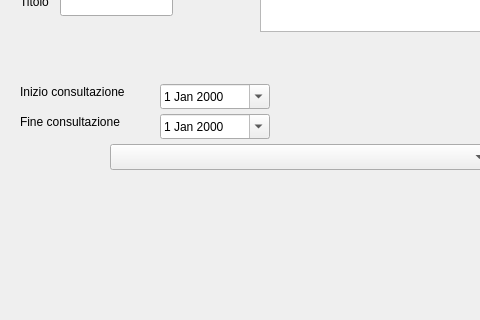
This is src/com/axiastudio/suite/pubblicazioni/forms/pubblicazione.ui in tizianolattisi/suitegda as Qt 5 draws it before an edit; both pictures show x 0 to 480 and y 86 to 406 of the 607 by 406 pixel window. The edited form follows.
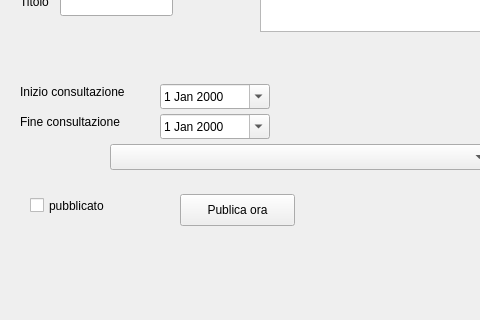
This is the edited form. Custom widgets are drawn as their Qt base class.

Commit message: Modifica al form Pubblicazione per testare ATM.

Patch:
```diff
--- a/src/com/axiastudio/suite/pubblicazioni/forms/pubblicazione.ui
+++ b/src/com/axiastudio/suite/pubblicazioni/forms/pubblicazione.ui
@@ -166,6 +166,35 @@
      <string>tipoattopubblicazione</string>
     </property>
    </widget>
+   <widget class="QPushButton" name="pushButton_pubblica">
+    <property name="geometry">
+     <rect>
+      <x>180</x>
+      <y>280</y>
+      <width>115</width>
+      <height>32</height>
+     </rect>
+    </property>
+    <property name="text">
+     <string>Publica ora</string>
+    </property>
+   </widget>
+   <widget class="QCheckBox" name="checkBox">
+    <property name="geometry">
+     <rect>
+      <x>30</x>
+      <y>280</y>
+      <width>86</width>
+      <height>23</height>
+     </rect>
+    </property>
+    <property name="text">
+     <string>pubblicato</string>
+    </property>
+    <property name="column" stdset="0">
+     <string>pubblicato</string>
+    </property>
+   </widget>
   </widget>
  </widget>
  <customwidgets>
```
The commit also changes 2 other files.
